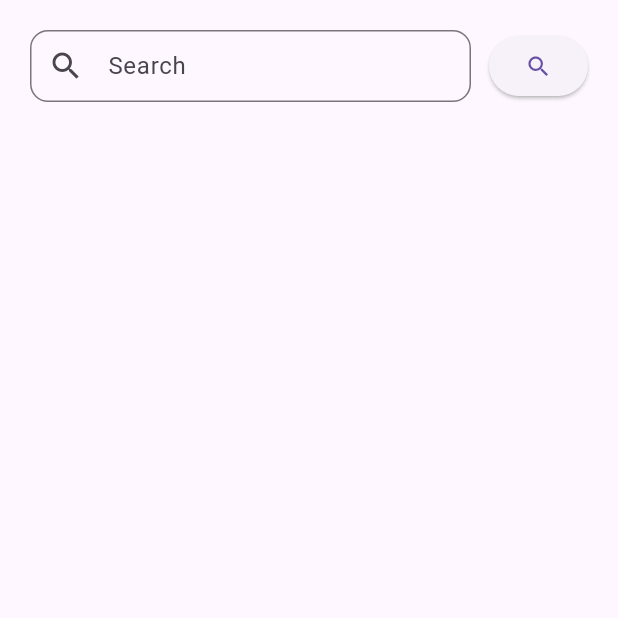
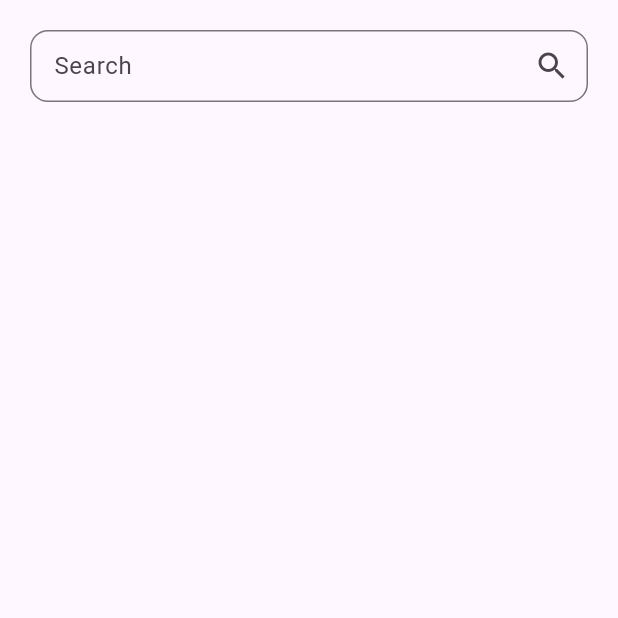
Before and after one commit to berkeyilmaz1/news_app_clean_architecture, a Flutter app: the screen it shows after launch, on a phone screen of 412 x 824 dp, the top half of it. Run offline on Flutter 3.47's test engine with Material 3 defaults, Android fonts, the phone set to English and light mode, and no system bars; our stand-ins replace dartz, dio, equatable, flutter_riverpod, get_it, lottie and 1 more.

Commit message:
refactor search components

```diff
--- a/lib/config/widgets/custom_search_bar.dart
+++ b/lib/config/widgets/custom_search_bar.dart
@@ -9,6 +9,7 @@ final class CustomSearchBar extends StatelessWidget {
   const CustomSearchBar({
     required this.controller,
     required this.onChanged,
+    required this.searchButtonPressed,
     super.key,
     this.validator,
   });
@@ -17,6 +18,8 @@ final class CustomSearchBar extends StatelessWidget {
   final String? Function(String?)? validator;
   final ValueChanged<String> onChanged;
 
+  final VoidCallback searchButtonPressed;
+
   @override
   Widget build(BuildContext context) {
     return TextFormField(
@@ -24,8 +27,11 @@ final class CustomSearchBar extends StatelessWidget {
       validator: validator,
       keyboardType: TextInputType.text,
       decoration: InputDecoration(
+        suffixIcon: IconButton(
+          onPressed: searchButtonPressed,
+          icon: IconConstants.search.toIcon,
+        ),
         hintText: StringConstants.searchHint,
-        prefixIcon: IconConstants.search.toIcon,
         border: const OutlineInputBorder(
           borderRadius: BorderRadiusGeneral.allLow(),
         ),
--- a/lib/features/news/presentation/widgets/search_button.dart
+++ /dev/null
@@ -1,11 +0,0 @@
-import 'package:flutter/material.dart';
-
-final class SearchButton extends StatelessWidget {
-  const SearchButton({required this.onPressed, required this.child, super.key});
-  final VoidCallback onPressed;
-  final Widget child;
-  @override
-  Widget build(BuildContext context) {
-    return ElevatedButton(onPressed: onPressed, child: child);
-  }
-}
--- a/lib/features/news/presentation/widgets/search_components.dart
+++ b/lib/features/news/presentation/widgets/search_components.dart
@@ -17,10 +17,10 @@ final class SearchComponents extends StatelessWidget {
       padding: const PagePadding.all(),
       child: Row(
         spacing: WidgetSizes.spacingMid,
-        crossAxisAlignment: CrossAxisAlignment.start,
         children: [
           Expanded(
             child: CustomSearchBar(
+              searchButtonPressed: searchButtonPressed,
               controller: searchController,
               validator: (value) => Validators(value).validateFormValueLength(
                 StringConstants.searchHint,
@@ -28,10 +28,6 @@ final class SearchComponents extends StatelessWidget {
               onChanged: onChanged,
             ),
           ),
-          SearchButton(
-            onPressed: searchButtonPressed,
-            child: IconConstants.search.toIcon,
-          ),
         ],
       ),
     );
```
